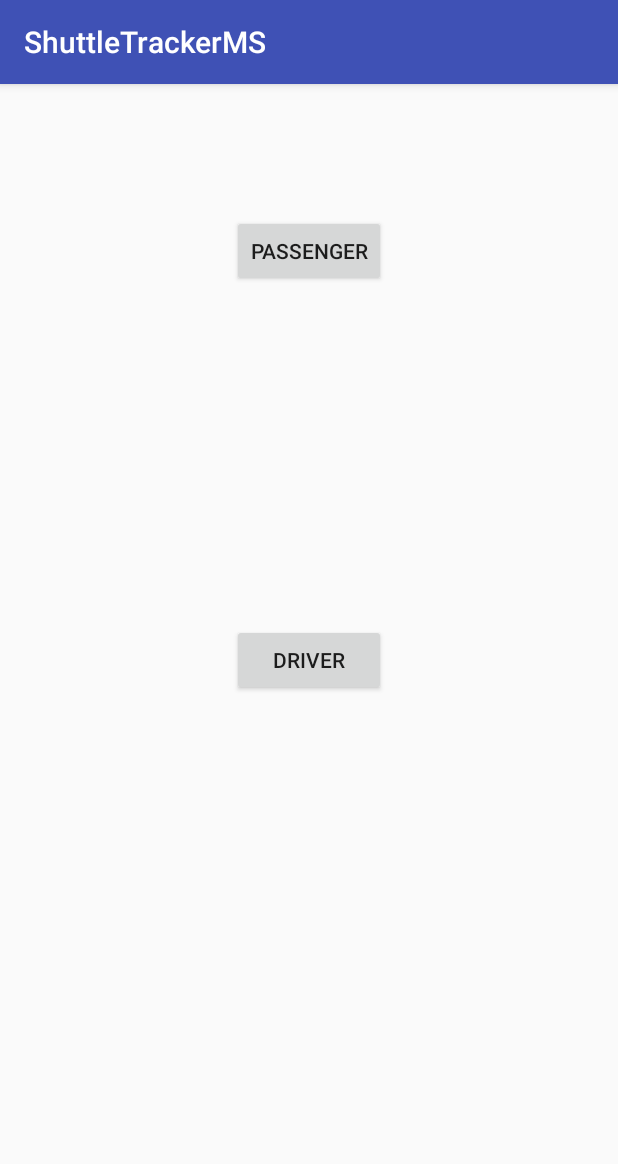
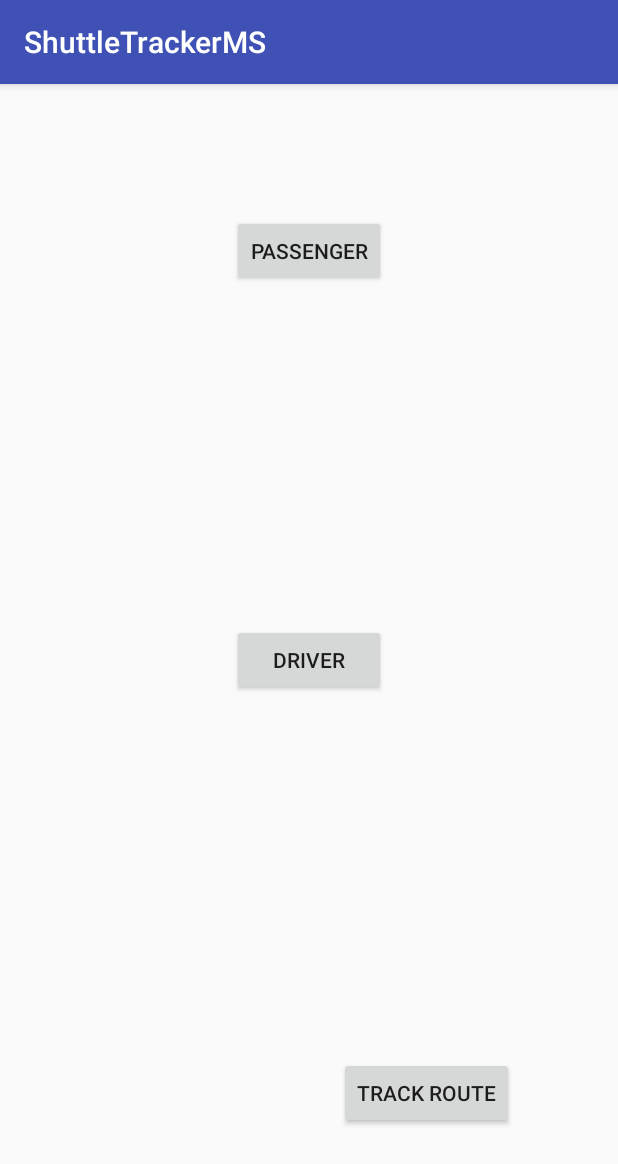
Before and after one commit to rama56/ShuttleTrackerMS, an Android app: the screen it shows after launch (MainPageActivity), on a phone screen of 412 x 824 dp. Shown: the top 1164 px of the screen. Run offline under Robolectric (Android 15) with nearby library versions, the phone set to English and light mode, and no system bars.

```diff
--- a/app/src/main/AndroidManifest.xml
+++ b/app/src/main/AndroidManifest.xml
@@ -28,7 +28,8 @@
                 <category android:name="android.intent.category.LAUNCHER" />
             </intent-filter>
         </activity>
-        <activity android:name=".DriverActivity"></activity>
+        <activity android:name=".DriverActivity" />
+        <activity android:name=".RouteActivity"></activity>
     </application>
 
 </manifest>
--- a/app/src/main/java/com/example/ramakrk/shuttletrackerms/MainActivity.java
+++ b/app/src/main/java/com/example/ramakrk/shuttletrackerms/MainActivity.java
@@ -20,6 +20,8 @@ import com.google.android.gms.maps.GoogleMap;
 import com.google.android.gms.maps.MapFragment;
 import com.google.android.gms.maps.OnMapReadyCallback;
 import com.google.android.gms.maps.SupportMapFragment;
+import com.google.android.gms.maps.model.BitmapDescriptor;
+import com.google.android.gms.maps.model.BitmapDescriptorFactory;
 import com.google.android.gms.maps.model.LatLng;
 import com.google.android.gms.maps.model.MarkerOptions;
 
@@ -77,7 +79,8 @@ public class MainActivity extends AppCompatActivity {
                 // Add a marker in Sydney, Australia, and move the camera.
                 LatLng sydney = new LatLng(17.385, 78.486);
                 LatLng sydney1 = new LatLng(17.386, 78.489);
-                employeeMap.addMarker(new MarkerOptions().position(sydney).title("Marker in Sydney"));
+                BitmapDescriptor bitmap;
+                employeeMap.addMarker(new MarkerOptions().icon(BitmapDescriptorFactory.fromResource(R.drawable.bus)).position(sydney).title("Marker in Sydney"));
                 employeeMap.addMarker(new MarkerOptions().position(sydney1).title("You are here...."));
                 employeeMap.animateCamera(CameraUpdateFactory.newLatLngZoom(sydney,15.0f));
             }
--- a/app/src/main/java/com/example/ramakrk/shuttletrackerms/MainPageActivity.java
+++ b/app/src/main/java/com/example/ramakrk/shuttletrackerms/MainPageActivity.java
@@ -10,6 +10,7 @@ public class MainPageActivity extends AppCompatActivity {
 
     Button passengerButton;
     Button driverButton;
+    Button routeButton;
 
     @Override
     protected void onCreate(Bundle savedInstanceState) {
@@ -17,6 +18,7 @@ public class MainPageActivity extends AppCompatActivity {
         setContentView(R.layout.activity_main_page);
         passengerButton = (Button) findViewById(R.id.navigatePassenger);
         driverButton = (Button) findViewById(R.id.navigateDriver);
+        routeButton = (Button) findViewById(R.id.routeTrack);
 
         passengerButton.setOnClickListener(new View.OnClickListener() {
             @Override
@@ -34,5 +36,7 @@ public class MainPageActivity extends AppCompatActivity {
                 startActivityForResult(driverIntent,0);
             }
         });
+
+
     }
 }
--- a/app/src/main/res/layout/activity_main_page.xml
+++ b/app/src/main/res/layout/activity_main_page.xml
@@ -14,7 +14,8 @@
         android:layout_height="match_parent"
         android:layout_alignParentLeft="true"
         android:layout_alignParentStart="true"
-        android:layout_alignParentTop="true">
+        android:layout_alignParentTop="true"
+        android:id="@+id/relativeLayout">
 
         <Button
             android:layout_width="wrap_content"
@@ -31,9 +32,22 @@
             android:text="Driver"
             android:id="@+id/navigateDriver"
             android:layout_centerVertical="true"
+            android:layout_alignRight="@+id/navigatePassenger"
+            android:layout_alignEnd="@+id/navigatePassenger"
             android:layout_alignLeft="@+id/navigatePassenger"
-            android:layout_alignStart="@+id/navigatePassenger"
-            android:layout_alignRight="@+id/navigatePassenger"
-            android:layout_alignEnd="@+id/navigatePassenger" />
+            android:layout_alignStart="@+id/navigatePassenger" />
+
     </RelativeLayout>
+
+    <Button
+        android:layout_width="wrap_content"
+        android:layout_height="wrap_content"
+        android:text="Track Route"
+        android:id="@+id/routeTrack"
+        android:layout_marginBottom="55dp"
+        android:layout_alignParentBottom="true"
+        android:layout_alignRight="@+id/relativeLayout"
+        android:layout_alignEnd="@+id/relativeLayout"
+        android:layout_marginRight="53dp"
+        android:layout_marginEnd="53dp" />
 </RelativeLayout>
```
Also changed, not shown: app/src/main/java/com/example/ramakrk/shuttletrackerms/RouteActivity.java (added, +13 -0 lines), app/src/main/res/layout/activity_main.xml (+14 -7 lines), app/src/main/res/layout/activity_route.xml (added, +12 -0 lines), app/src/main/res/drawable/bus.png (added).
